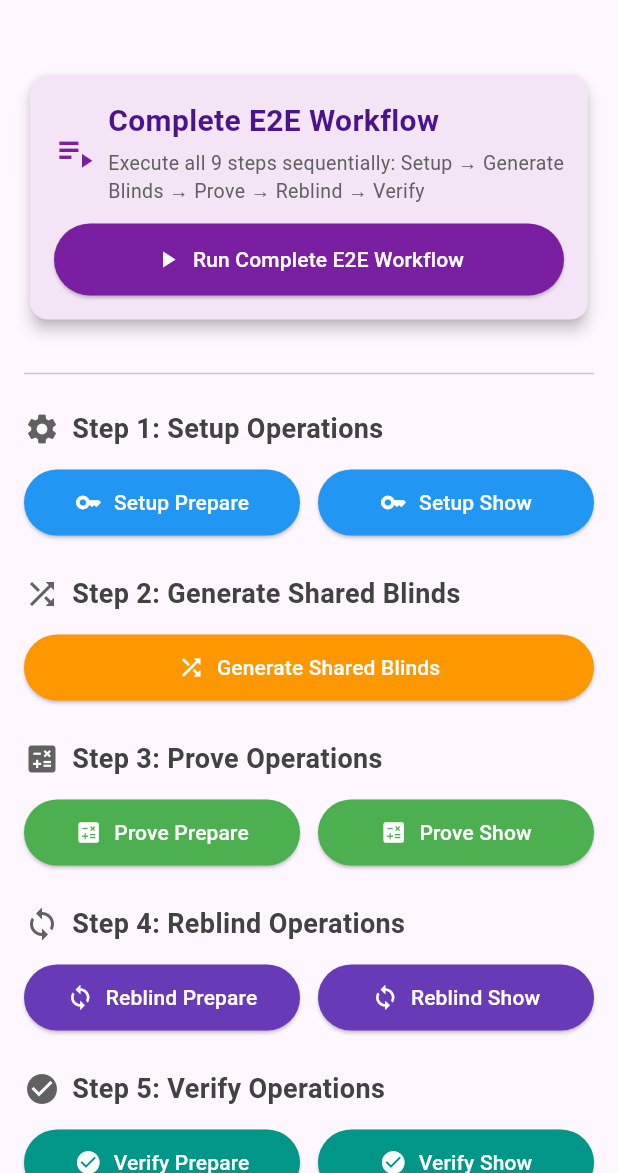
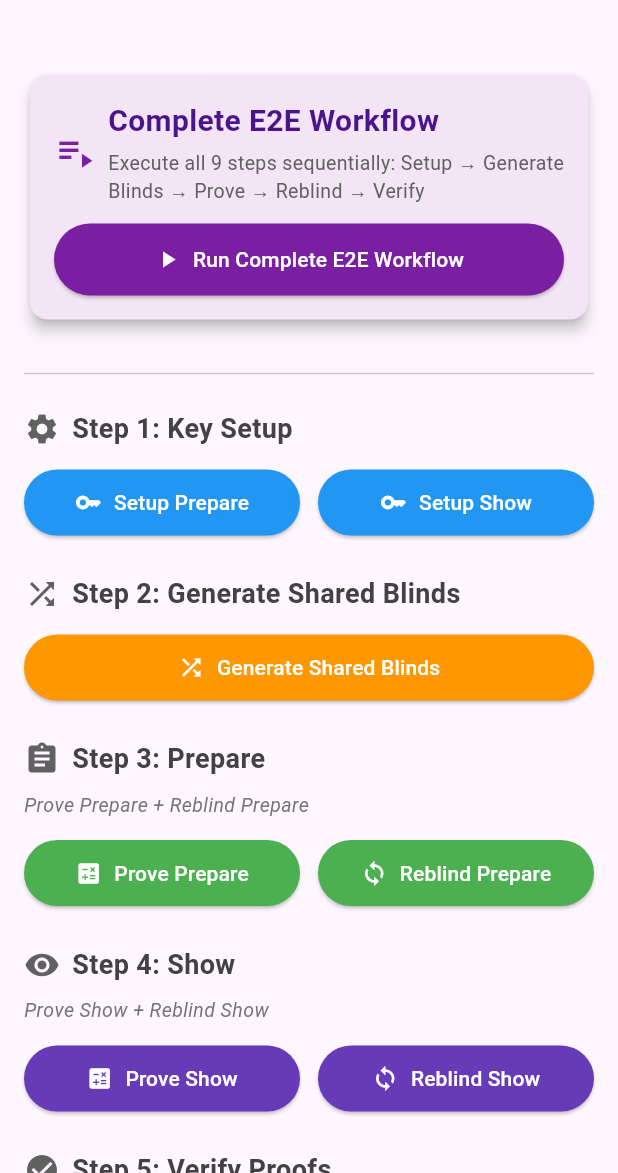
Before and after one commit to moven0831/spartan2-hyrax-mopro, a Flutter app: the screen it shows after launch, after a tap on "Run Complete E2E Workflow", after a tap on the "close" icon, on a phone screen of 412 x 824 dp, the part 63-1236 px from its top. Run offline on Flutter 3.47's test engine with Material 3 defaults, Android fonts, the phone set to English and light mode, and no system bars; missing offline and left inert: mopro_flutter_bindings; project files that could hold a hidden picture were left out.

Commit message:
refactor: update flutter UI

```diff
--- a/flutter/lib/main.dart
+++ b/flutter/lib/main.dart
@@ -104,6 +104,7 @@ class TaskResult {
   final rust_api.ProofResult? proofResult;
   final String? message;
   final bool? verifyResult;
+  final int? clientTimingMs;
 
   TaskResult({
     required this.taskType,
@@ -112,9 +113,10 @@ class TaskResult {
     this.proofResult,
     this.message,
     this.verifyResult,
+    this.clientTimingMs,
   });
 
-  BigInt? get totalMs => proofResult?.totalMs;
+  BigInt? get totalMs => proofResult?.totalMs ?? (clientTimingMs != null ? BigInt.from(clientTimingMs!) : null);
   BigInt? get proofSizeBytes => proofResult?.proofSizeBytes;
   String? get commWShared => proofResult?.commWShared;
 }
@@ -173,37 +175,46 @@ class _E2EProofWorkflowScreenState extends State<E2EProofWorkflowScreen> {
 
       switch (taskType) {
         case ProofTaskType.setupPrepare:
+          final startTime = DateTime.now();
           final message = await rust_api.setupPrepareKeys(
             documentsPath: documentsPath,
             inputPath: inputPath,
           );
+          final elapsed = DateTime.now().difference(startTime).inMilliseconds;
           result = TaskResult(
             taskType: taskType,
             success: true,
             message: message,
+            clientTimingMs: elapsed,
           );
           break;
 
         case ProofTaskType.setupShow:
+          final startTime = DateTime.now();
           final message = await rust_api.setupShowKeys(
             documentsPath: documentsPath,
             inputPath: inputPath,
           );
+          final elapsed = DateTime.now().difference(startTime).inMilliseconds;
           result = TaskResult(
             taskType: taskType,
             success: true,
             message: message,
+            clientTimingMs: elapsed,
           );
           break;
 
         case ProofTaskType.generateBlinds:
+          final startTime = DateTime.now();
           final message = await rust_api.generateSharedBlinds(
             documentsPath: documentsPath,
           );
+          final elapsed = DateTime.now().difference(startTime).inMilliseconds;
           result = TaskResult(
             taskType: taskType,
             success: true,
             message: message,
+            clientTimingMs: elapsed,
           );
           break;
 
@@ -254,24 +265,30 @@ class _E2EProofWorkflowScreenState extends State<E2EProofWorkflowScreen> {
           break;
 
         case ProofTaskType.verifyPrepare:
+          final startTime = DateTime.now();
           final verifyResult = await rust_api.verifyPrepare(
             documentsPath: documentsPath,
           );
+          final elapsed = DateTime.now().difference(startTime).inMilliseconds;
           result = TaskResult(
             taskType: taskType,
             success: verifyResult,
             verifyResult: verifyResult,
+            clientTimingMs: elapsed,
           );
           break;
 
         case ProofTaskType.verifyShow:
+          final startTime = DateTime.now();
           final verifyResult = await rust_api.verifyShow(
             documentsPath: documentsPath,
           );
+          final elapsed = DateTime.now().difference(startTime).inMilliseconds;
           result = TaskResult(
             taskType: taskType,
             success: verifyResult,
             verifyResult: verifyResult,
+            clientTimingMs: elapsed,
           );
           break;
       }
@@ -518,8 +535,8 @@ class _E2EProofWorkflowScreenState extends State<E2EProofWorkflowScreen> {
             const Divider(),
             const SizedBox(height: 16),
 
-            // Step 1: Setup Operations
-            _buildSectionHeader('Step 1: Setup Operations', Icons.settings),
+            // Step 1: Key Setup
+            _buildSectionHeader('Step 1: Key Setup', Icons.settings),
             const SizedBox(height: 12),
             Row(
               children: [
@@ -558,8 +575,17 @@ class _E2EProofWorkflowScreenState extends State<E2EProofWorkflowScreen> {
 
             const SizedBox(height: 24),
 
-            // Step 3: Prove Operations
-            _buildSectionHeader('Step 3: Prove Operations', Icons.calculate),
+            // Step 3: Prepare (Prove + Reblind)
+            _buildSectionHeader('Step 3: Prepare', Icons.assignment),
+            const SizedBox(height: 8),
+            Text(
+              'Prove Prepare + Reblind Prepare',
+              style: TextStyle(
+                fontSize: 13,
+                color: Colors.grey.shade600,
+                fontStyle: FontStyle.italic,
+              ),
+            ),
             const SizedBox(height: 12),
             Row(
               children: [
@@ -574,9 +600,9 @@ class _E2EProofWorkflowScreenState extends State<E2EProofWorkflowScreen> {
                 const SizedBox(width: 12),
                 Expanded(
                   child: _buildOperationButton(
-                    taskType: ProofTaskType.proveShow,
-                    label: 'Prove Show',
-                    icon: Icons.calculate,
+                    taskType: ProofTaskType.reblindPrepare,
+                    label: 'Reblind Prepare',
+                    icon: Icons.sync,
                     color: Colors.green,
                   ),
                 ),
@@ -585,16 +611,25 @@ class _E2EProofWorkflowScreenState extends State<E2EProofWorkflowScreen> {
 
             const SizedBox(height: 24),
 
-            // Step 4: Reblind Operations
-            _buildSectionHeader('Step 4: Reblind Operations', Icons.sync),
+            // Step 4: Show (Prove + Reblind)
+            _buildSectionHeader('Step 4: Show', Icons.visibility),
+            const SizedBox(height: 8),
+            Text(
+              'Prove Show + Reblind Show',
+              style: TextStyle(
+                fontSize: 13,
+                color: Colors.grey.shade600,
+                fontStyle: FontStyle.italic,
+              ),
+            ),
             const SizedBox(height: 12),
             Row(
               children: [
                 Expanded(
                   child: _buildOperationButton(
-                    taskType: ProofTaskType.reblindPrepare,
-                    label: 'Reblind Prepare',
-                    icon: Icons.sync,
+                    taskType: ProofTaskType.proveShow,
+                    label: 'Prove Show',
+                    icon: Icons.calculate,
                     color: Colors.deepPurple,
                   ),
                 ),
@@ -612,8 +647,8 @@ class _E2EProofWorkflowScreenState extends State<E2EProofWorkflowScreen> {
 
             const SizedBox(height: 24),
 
-            // Step 5: Verify Operations
-            _buildSectionHeader('Step 5: Verify Operations', Icons.check_circle),
+            // Step 5: Verify Proofs
+            _buildSectionHeader('Step 5: Verify Proofs', Icons.check_circle),
             const SizedBox(height: 12),
             Row(
               children: [
```
